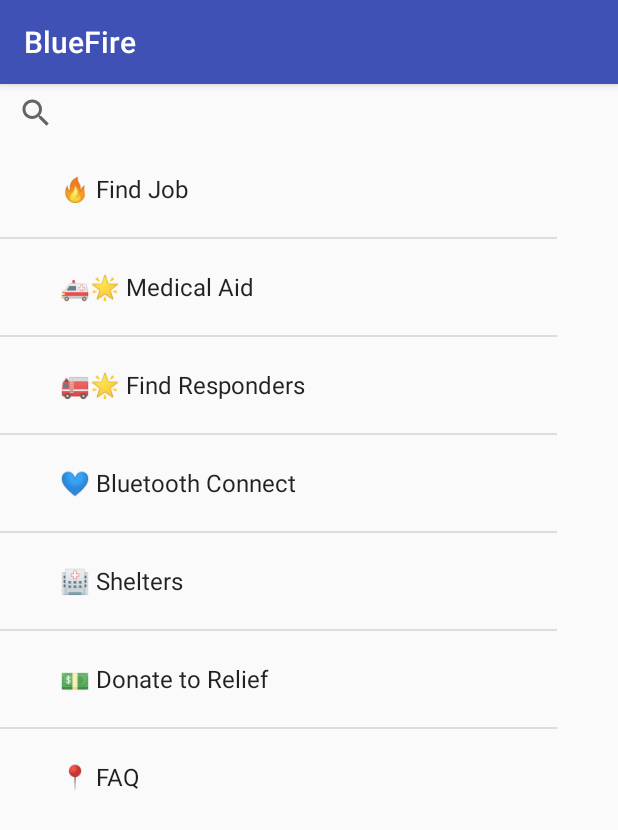
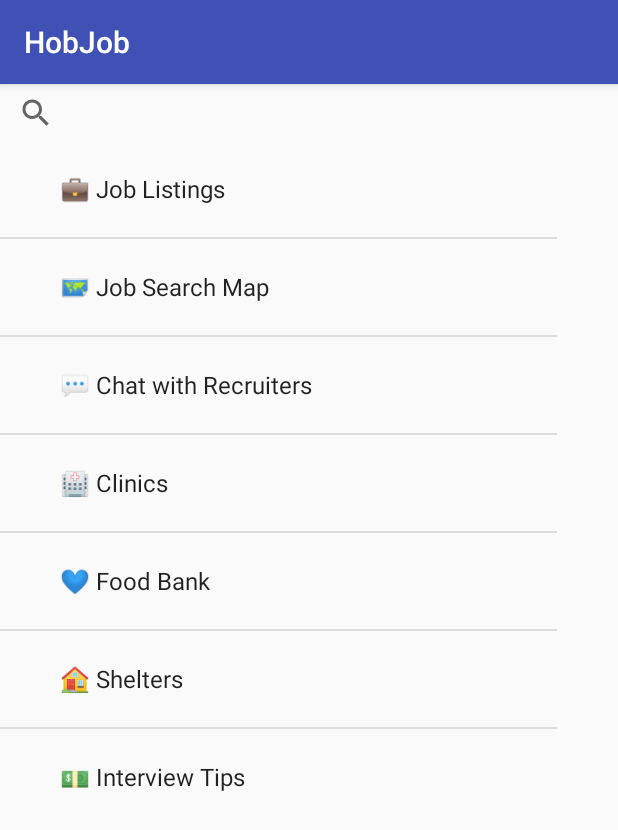
Before and after one commit to cwllau/hobjobs, an Android app: the screen it shows after launch (MainActivity), on a phone screen of 412 x 824 dp. Shown: the top 830 px of the screen. Run offline under Robolectric (Android 15) with nearby library versions, the phone set to English and light mode, and no system bars.

Commit message:
Menu Changes

```diff
--- a/app/src/main/java/com/example/priyanka/mapsdemo/MainActivity.java
+++ b/app/src/main/java/com/example/priyanka/mapsdemo/MainActivity.java
@@ -19,11 +19,11 @@ public class MainActivity extends AppCompatActivity {
         setContentView(R.layout.activity_main);
 
         //Setting emojis to Menu
-        String[] locationList = {"\uD83D\uDD25 Find Job",
-                "\uD83D\uDE91\uD83C\uDF1F Medical Aid", "\uD83D\uDE92\uD83C\uDF1F Find Responders",
-                "\uD83D\uDC99 Bluetooth Connect", "\uD83C\uDFE5 Shelters",
-                "\uD83D\uDCB5 Donate to Relief", "\uD83D\uDCCD FAQ",
-                "\uD83D\uDCCD Contact Us"};
+        String[] locationList = {"\uD83D\uDCBC Job Listings",
+                "\uD83D\uDDFA Job Search Map", "\uD83D\uDCAC Chat with Recruiters","\uD83C\uDFE5 Clinics",
+                "\uD83D\uDC99 Food Bank", "\uD83C\uDFE0 Shelters",
+                "\uD83D\uDCB5 Interview Tips", "❓ FAQ",
+                "\uD83D\uDCCD Offline Maps"};
         ListAdapter LocationAdapter = new ArrayAdapter<String>(this,android.R.layout.simple_expandable_list_item_1,locationList);
         ListView LocationView = (ListView) findViewById(R.id.locations);
         LocationView.setAdapter(LocationAdapter);
--- a/app/src/main/res/values/strings.xml
+++ b/app/src/main/res/values/strings.xml
@@ -1,4 +1,4 @@
 <resources>
-    <string name="app_name">BlueFire</string>
-    <string name="title_activity_maps">Blue_Fire</string>
+    <string name="app_name">HobJob</string>
+    <string name="title_activity_maps">HobJob</string>
 </resources>
```
